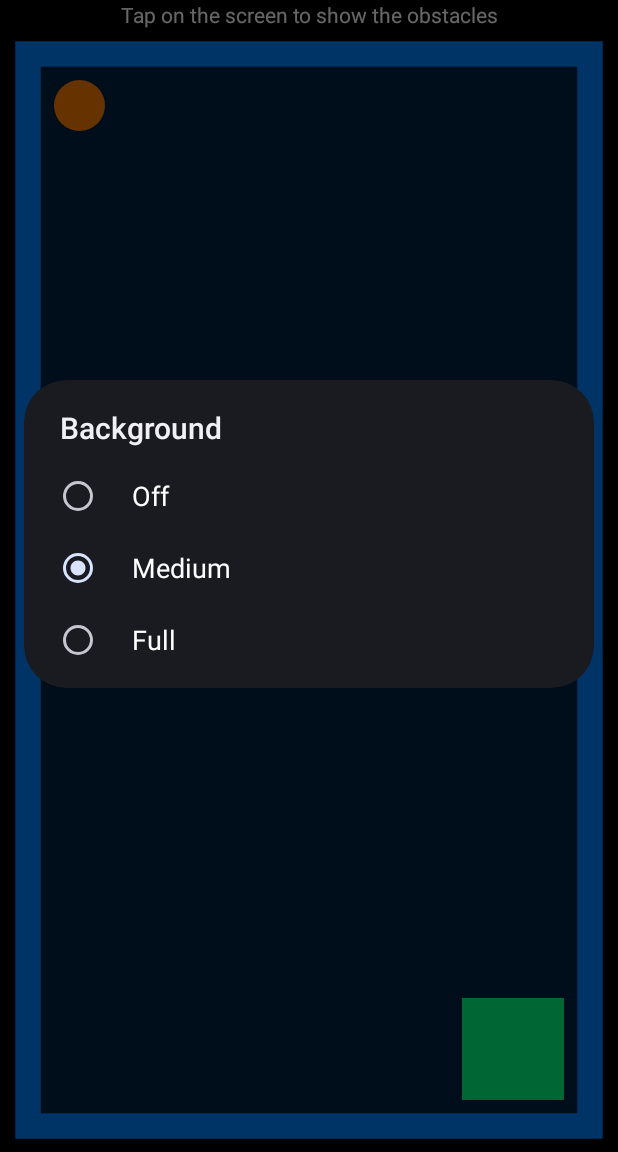
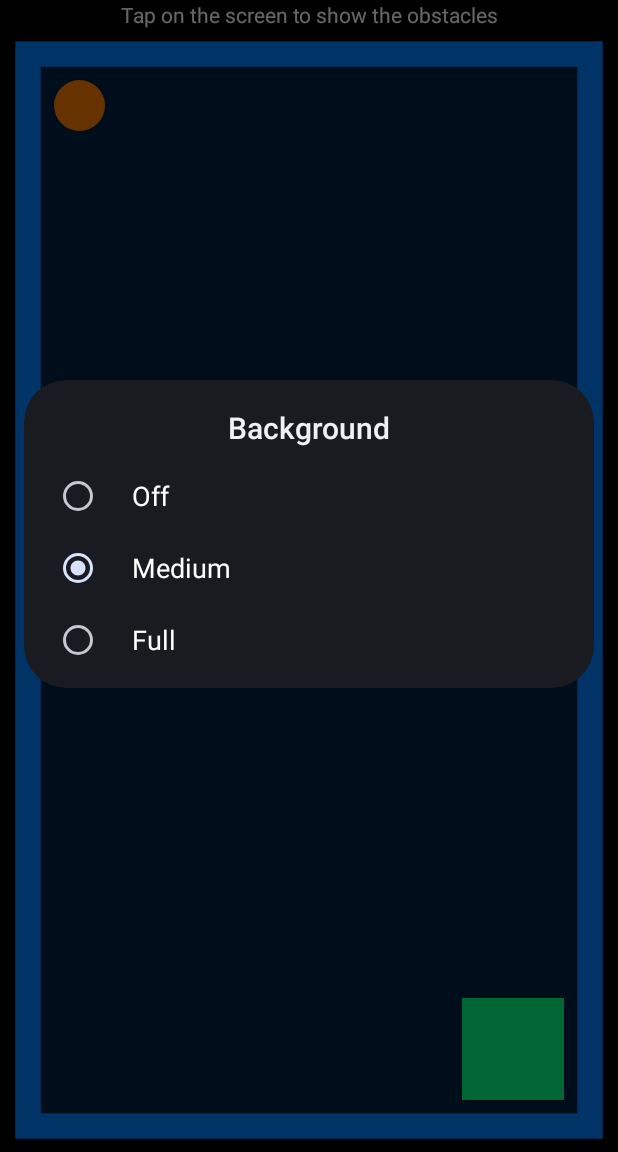
Before and after one commit to olivsoft/BlindMan, an Android app: the screen it shows after launch (BlindManActivity), in the options menu, after a tap on "Background", on a phone screen of 412 x 824 dp, the part 84-1236 px from its top. Run offline under Robolectric (Android 15) with nearby library versions, the phone set to English and light mode, and no system bars; our stand-ins replace AdMob; pictures from the network do not load; 2 statements that could not run were skipped.

Commit message:
Improved Dialog styles

```diff
--- a/app/src/main/java/ch/olivsoft/android/blindman/BlindManActivity.java
+++ b/app/src/main/java/ch/olivsoft/android/blindman/BlindManActivity.java
@@ -9,6 +9,7 @@ import android.media.AudioManager;
 import android.os.Build;
 import android.os.Bundle;
 import android.util.Log;
+import android.view.ContextThemeWrapper;
 import android.view.KeyEvent;
 import android.view.Menu;
 import android.view.MenuItem;
@@ -246,7 +247,9 @@ public class BlindManActivity extends Activity implements Player.Listener {
 
         // Now we treat all the cases which can easily be built as an AlertDialog.
         // For readability throughout the many cases we don't use chaining.
-        AlertDialog.Builder b = new AlertDialog.Builder(this);
+        // A custom style is applied programmatically (does not work via attributes).
+        ContextThemeWrapper c = new ContextThemeWrapper(this, R.style.BlindmanAlertDialog);
+        AlertDialog.Builder b = new AlertDialog.Builder(c);
 
         switch (id) {
             case DIALOG_LEVEL:
--- a/app/src/main/res/layout/colorpicker.xml
+++ b/app/src/main/res/layout/colorpicker.xml
@@ -9,5 +9,6 @@
         android:layout_width="wrap_content"
         android:layout_height="wrap_content"
         android:layout_marginTop="20dp"
+        android:layout_marginBottom="10dp"
         android:contentDescription="@string/menu_colors" />
 </LinearLayout>
--- a/app/src/main/res/values-v21/themes.xml
+++ b/app/src/main/res/values-v21/themes.xml
@@ -1,17 +1,20 @@
 <?xml version="1.0" encoding="utf-8"?>
 <resources>
 
+    <!-- The alertDialog item does not seem to work. Programmatically it does. -->
     <style name="BlindmanTheme" parent="android:Theme.DeviceDefault">
-        <item name="android:dialogTheme">@style/MyDialogTheme</item>
-        <item name="android:alertDialogTheme">@style/MyDialogTheme</item>
-        <!--        <item name="android:alertDialogStyle">@style/MyDialogStyle</item>-->
+        <item name="android:dialogTheme">@style/ColorPickerDialog</item>
+        <item name="android:alertDialogTheme">@style/BlindmanAlertDialog</item>
     </style>
 
-    <style name="MyDialogTheme" parent="android:Theme.DeviceDefault.Dialog">
-        <!-- Only centers the elements within the dialogs -->
-        <!--        <item name="android:gravity">center</item>-->
-        <!-- Simply does not do anything... -->
-        <!--        <item name="android:layout_gravity">center</item>-->
-        <!--        <item name="android:layout_centerInParent">true</item>-->
+    <style name="BlindmanAlertDialog" parent="android:Theme.DeviceDefault.Dialog">
+        <item name="android:gravity">center</item>
+        <item name="android:layout_gravity">center</item>
+        <item name="android:textAlignment">gravity</item>
+    </style>
+
+    <style name="ColorPickerDialog" parent="@style/BlindmanAlertDialog">
+        <item name="android:windowNoTitle">false</item>
+        <item name="android:windowIsFloating">true</item>
     </style>
 </resources>
```
